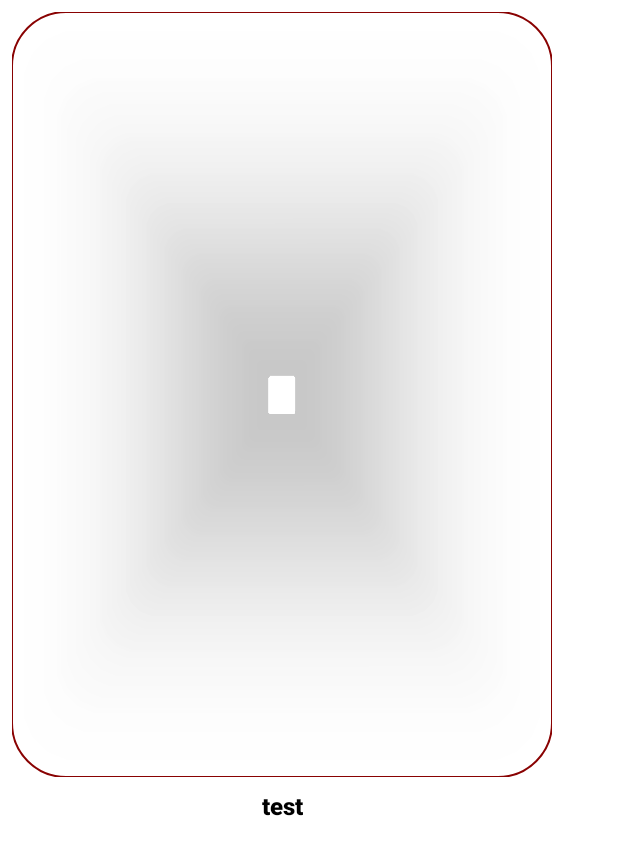
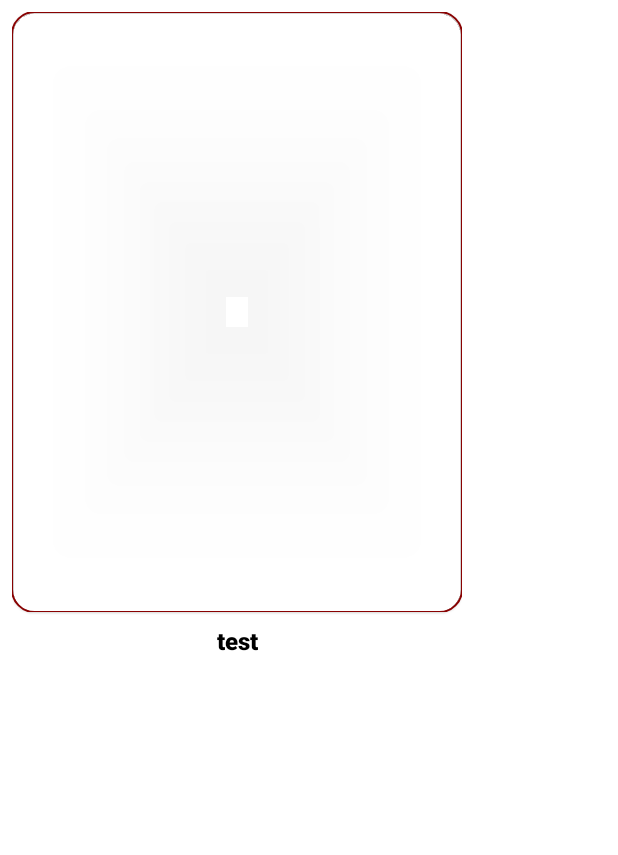
Before and after one commit to asawer997/green_apple_movie_app, an Android app: the layout item_movie_funny.xml on its own in the app's theme, with its tools: preview values and no code run, on a phone screen of 412 x 824 dp. Shown: the top 855 px of the screen. Run offline under Robolectric (Android 15) with nearby library versions, the phone set to English and light mode, and no system bars.

Commit message:
improve the design

```diff
--- a/app/src/main/res/layout/item_movie_funny.xml
+++ b/app/src/main/res/layout/item_movie_funny.xml
@@ -8,8 +8,8 @@
 
     <com.google.android.material.imageview.ShapeableImageView
         android:id="@+id/poster"
-        android:layout_width="360dp"
-        android:layout_height="510dp"
+        android:layout_width="300dp"
+        android:layout_height="400dp"
         android:scaleType="fitXY"
         android:elevation="1dp"
         app:layout_constraintEnd_toEndOf="parent"
--- a/app/src/main/res/values/themes.xml
+++ b/app/src/main/res/values/themes.xml
@@ -35,6 +35,6 @@
 
 
     <style name="ShapeAppearanceOverlay.App.CornerSize10Percent" parent="">
-        <item name="cornerSize">10%</item>
+        <item name="cornerSize">5%</item>
     </style>
 </resources>
```
Also changed, not shown: app/src/main/java/com/example/movie_app/ui/HomeActivity.kt (+10 -3 lines).
